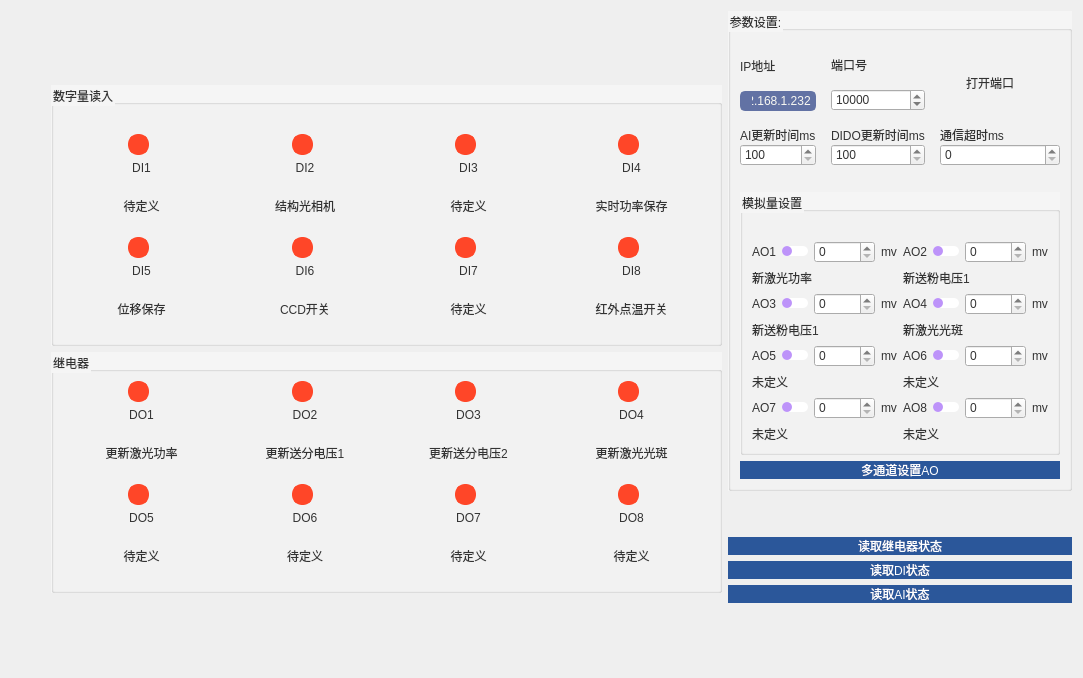
mihudaner/THU, file new_thu/UI/Cardpage/DIOwidget.ui: the form before one commit.
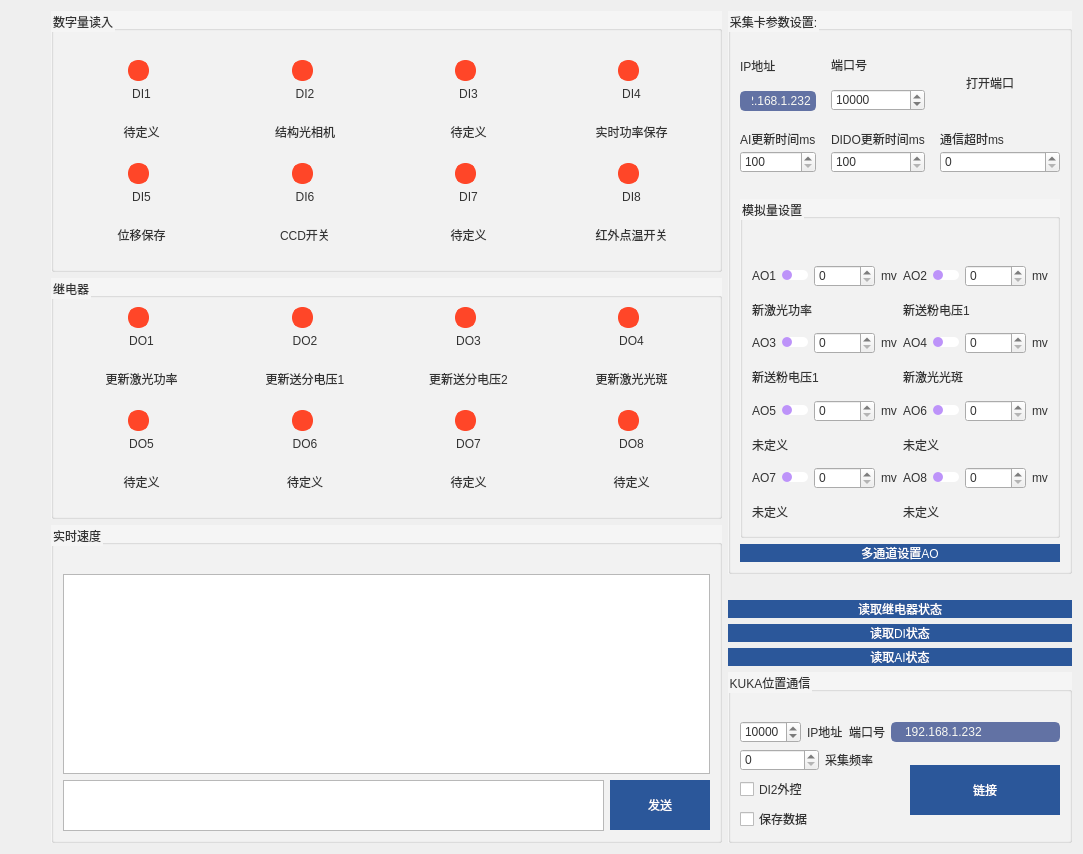
The form after the commit. Icons and pictures are not drawn. Custom widgets are drawn as their Qt base class.

The edit to the form file:
```diff
--- a/new_thu/UI/Cardpage/DIOwidget.ui
+++ b/new_thu/UI/Cardpage/DIOwidget.ui
@@ -367,7 +367,7 @@
     </spacer>
    </item>
    <item>
-    <layout class="QVBoxLayout" name="verticalLayout_11" stretch="0,0,0,0">
+    <layout class="QVBoxLayout" name="verticalLayout_11" stretch="0,0,0,0,0">
      <item>
       <spacer name="verticalSpacer_4">
        <property name="orientation">
@@ -1624,6 +1624,52 @@
        </layout>
       </widget>
      </item>
+     <item>
+      <widget class="QGroupBox" name="groupBox_2">
+       <property name="title">
+        <string>实时速度</string>
+       </property>
+       <layout class="QVBoxLayout" name="verticalLayout_3">
+        <item>
+         <widget class="QLabel" name="label_68">
+          <property name="text">
+           <string/>
+          </property>
+         </widget>
+        </item>
+        <item>
+         <widget class="QTextBrowser" name="textBrowser">
+          <property name="minimumSize">
+           <size>
+            <width>0</width>
+            <height>200</height>
+           </size>
+          </property>
+         </widget>
+        </item>
+        <item>
+         <layout class="QHBoxLayout" name="horizontalLayout">
+          <item>
+           <widget class="QTextEdit" name="textEdit_send"/>
+          </item>
+          <item>
+           <widget class="QPushButton" name="btn_send">
+            <property name="minimumSize">
+             <size>
+              <width>100</width>
+              <height>50</height>
+             </size>
+            </property>
+            <property name="text">
+             <string>发送</string>
+            </property>
+           </widget>
+          </item>
+         </layout>
+        </item>
+       </layout>
+      </widget>
+     </item>
      <item>
       <spacer name="verticalSpacer_8">
        <property name="orientation">
@@ -1640,13 +1686,13 @@
     </layout>
    </item>
    <item>
-    <layout class="QVBoxLayout" name="verticalLayout_12" stretch="3,0,0,1">
+    <layout class="QVBoxLayout" name="verticalLayout_12" stretch="3,0,1">
      <item>
       <layout class="QVBoxLayout" name="verticalLayout_2">
        <item>
         <widget class="QGroupBox" name="groupBox">
          <property name="title">
-          <string>参数设置:</string>
+          <string>采集卡参数设置:</string>
          </property>
          <layout class="QVBoxLayout" name="verticalLayout_19">
           <item>
@@ -2298,22 +2344,6 @@
        </property>
       </spacer>
      </item>
-     <item>
-      <spacer name="verticalSpacer">
-       <property name="orientation">
-        <enum>Qt::Vertical</enum>
-       </property>
-       <property name="sizeType">
-        <enum>QSizePolicy::Minimum</enum>
-       </property>
-       <property name="sizeHint" stdset="0">
-        <size>
-         <width>20</width>
-         <height>20</height>
-        </size>
-       </property>
-      </spacer>
-     </item>
      <item>
       <layout class="QVBoxLayout" name="verticalLayout">
        <item>
@@ -2367,6 +2397,115 @@
          </property>
         </widget>
        </item>
+       <item>
+        <widget class="QGroupBox" name="groupBox_4">
+         <property name="title">
+          <string>KUKA位置通信</string>
+         </property>
+         <layout class="QVBoxLayout" name="verticalLayout_20">
+          <item>
+           <widget class="QLabel" name="label_69">
+            <property name="text">
+             <string/>
+            </property>
+           </widget>
+          </item>
+          <item>
+           <layout class="QHBoxLayout" name="horizontalLayout_7">
+            <item>
+             <widget class="QSpinBox" name="spinBox_port_2">
+              <property name="minimum">
+               <number>5000</number>
+              </property>
+              <property name="maximum">
+               <number>80000</number>
+              </property>
+              <property name="value">
+               <number>10000</number>
+              </property>
+             </widget>
+            </item>
+            <item>
+             <widget class="QLabel" name="label_66">
+              <property name="text">
+               <string>IP地址</string>
+              </property>
+             </widget>
+            </item>
+            <item>
+             <widget class="QLabel" name="label_65">
+              <property name="text">
+               <string>端口号</string>
+              </property>
+             </widget>
+            </item>
+            <item>
+             <widget class="QLineEdit" name="lineEdit_IP_2">
+              <property name="text">
+               <string>192.168.1.232</string>
+              </property>
+             </widget>
+            </item>
+           </layout>
+          </item>
+          <item>
+           <layout class="QHBoxLayout" name="horizontalLayout_6">
+            <item>
+             <layout class="QVBoxLayout" name="verticalLayout_29">
+              <item>
+               <layout class="QHBoxLayout" name="horizontalLayout_9">
+                <item>
+                 <widget class="QSpinBox" name="spinBox"/>
+                </item>
+                <item>
+                 <widget class="QLabel" name="label_67">
+                  <property name="text">
+                   <string>采集频率</string>
+                  </property>
+                 </widget>
+                </item>
+               </layout>
+              </item>
+              <item>
+               <widget class="QCheckBox" name="checkBox">
+                <property name="text">
+                 <string>DI2外控</string>
+                </property>
+               </widget>
+              </item>
+              <item>
+               <widget class="QCheckBox" name="checkBox_2">
+                <property name="text">
+                 <string>保存数据</string>
+                </property>
+               </widget>
+              </item>
+             </layout>
+            </item>
+            <item>
+             <widget class="QPushButton" name="pushButton">
+              <property name="minimumSize">
+               <size>
+                <width>0</width>
+                <height>50</height>
+               </size>
+              </property>
+              <property name="maximumSize">
+               <size>
+                <width>150</width>
+                <height>16777215</height>
+               </size>
+              </property>
+              <property name="text">
+               <string>链接</string>
+              </property>
+             </widget>
+            </item>
+           </layout>
+          </item>
+         </layout>
+        </widget>
+       </item>
        <item>
         <spacer name="verticalSpacer_7">
          <property name="orientation">
```
Left out of the diff: 484 changed lines with no effect on the pictures.
